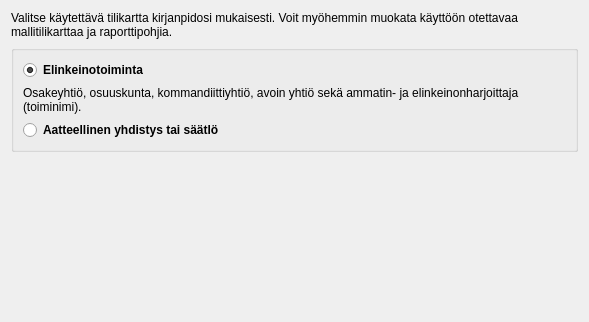
Above: kitsas/uusikirjanpito/uusitilikartta.ui from artoh/kitupiikki before the change; both pictures show x 0 to 589 and y 0 to 322 of the 589 by 495 pixel window. Below: the same form after it.
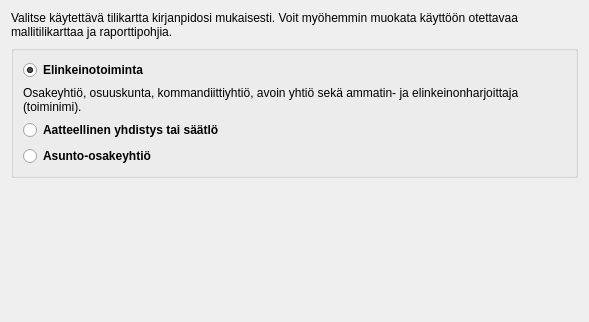
That is the form after the change.

What changed in the file:
```diff
--- a/kitsas/uusikirjanpito/uusitilikartta.ui
+++ b/kitsas/uusikirjanpito/uusitilikartta.ui
@@ -78,6 +78,19 @@
         </property>
        </widget>
       </item>
+      <item>
+       <widget class="QRadioButton" name="asoyButton">
+        <property name="font">
+         <font>
+          <weight>75</weight>
+          <bold>true</bold>
+         </font>
+        </property>
+        <property name="text">
+         <string>Asunto-osakeyhtiö</string>
+        </property>
+       </widget>
+      </item>
      </layout>
     </widget>
    </item>
```
